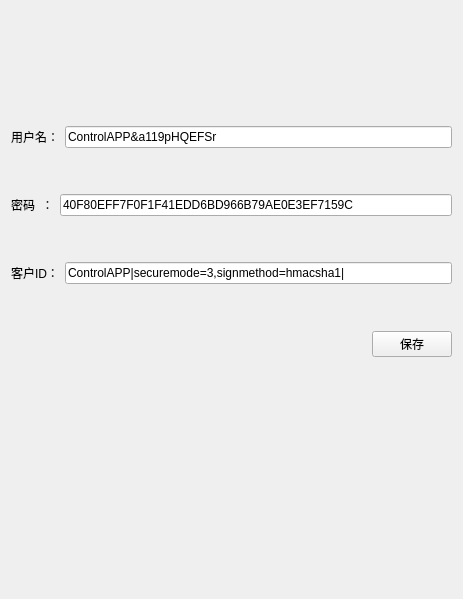
zztlvmyx1314/ControlAPP, file setwidget.ui: the form before one commit.
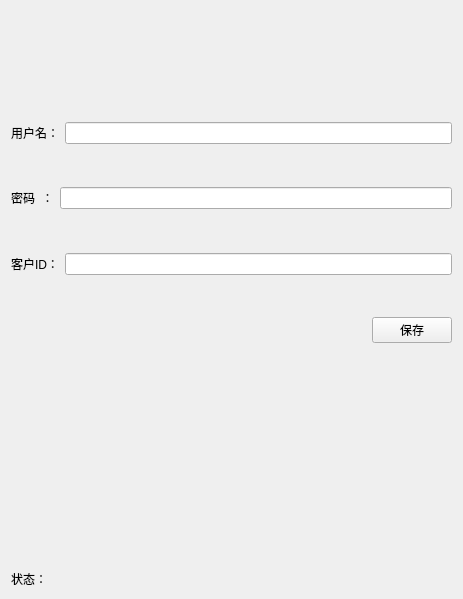
The form after the commit.

```diff
--- a/setwidget.ui
+++ b/setwidget.ui
@@ -13,7 +13,7 @@
   <property name="windowTitle">
    <string>Form</string>
   </property>
-  <layout class="QVBoxLayout" name="verticalLayout_3" stretch="1,2,2">
+  <layout class="QVBoxLayout" name="verticalLayout_3" stretch="1,2,2,0">
    <item>
     <spacer name="verticalSpacer_4">
      <property name="orientation">
@@ -43,7 +43,7 @@
          <item>
           <widget class="QLineEdit" name="username">
            <property name="text">
-            <string>ControlAPP&amp;a119pHQEFSr</string>
+            <string/>
            </property>
           </widget>
          </item>
@@ -74,7 +74,7 @@
          <item>
           <widget class="QLineEdit" name="password">
            <property name="text">
-            <string>40F80EFF7F0F1F41EDD6BD966B79AE0E3EF7159C</string>
+            <string/>
            </property>
           </widget>
          </item>
@@ -105,7 +105,7 @@
          <item>
           <widget class="QLineEdit" name="clientid">
            <property name="text">
-            <string>ControlAPP|securemode=3,signmethod=hmacsha1|</string>
+            <string/>
            </property>
           </widget>
          </item>
@@ -165,6 +165,13 @@
      </property>
     </spacer>
    </item>
+   <item>
+    <widget class="QLabel" name="statusbar">
+     <property name="text">
+      <string>状态：</string>
+     </property>
+    </widget>
+   </item>
   </layout>
  </widget>
  <resources/>
```
